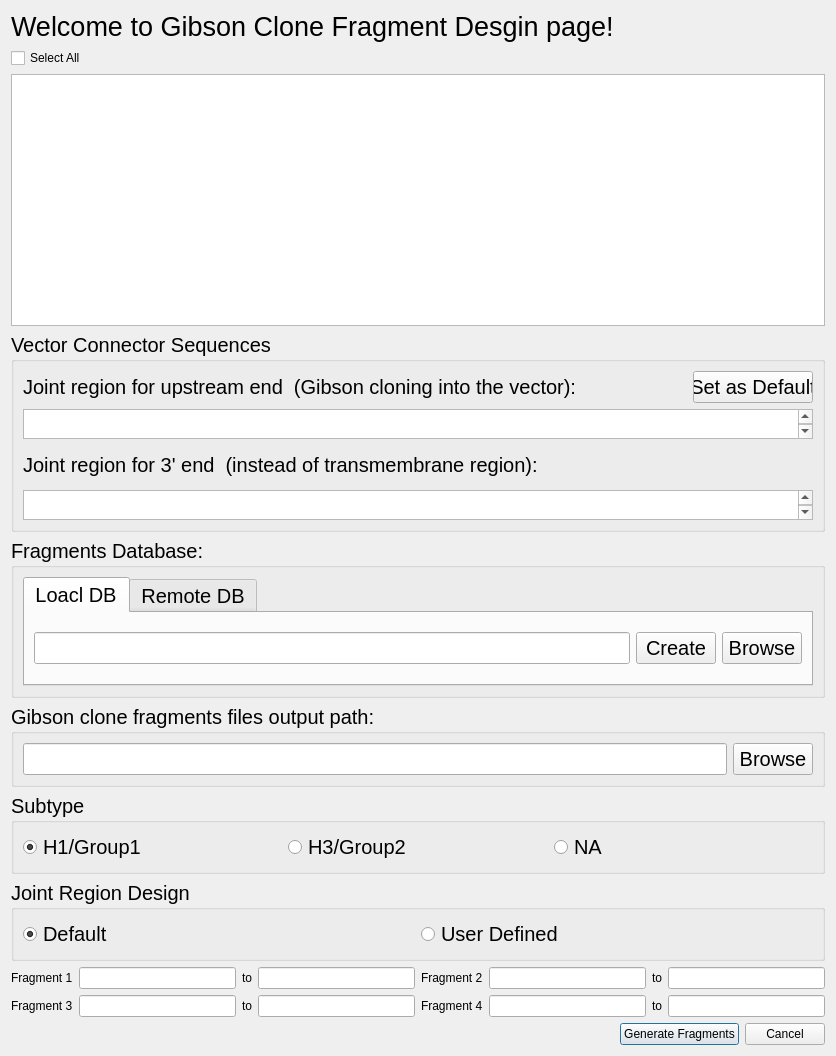
First picture: the form in gibsonclone.ui, repository WilsonImmunologyLab/Librator, before the edit.
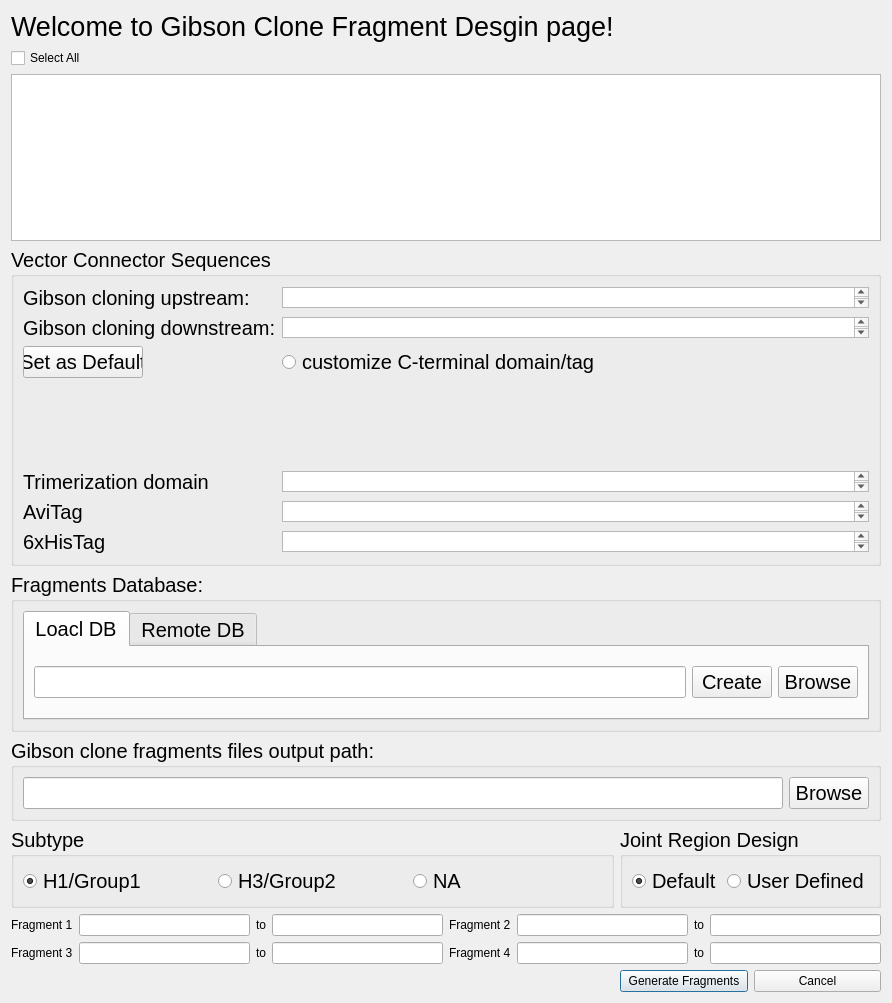
Second picture: the form after the edit. Icons and pictures are not drawn.

Commit message:
update C-terminal domain/tag setting
Now users can set their C-terminal domain/tag before generating Gibson cloneing fragments.

C-terminal domain/tag domain will be automatically attached to the end of the last gene fragment

```diff
--- a/gibsonclone.ui
+++ b/gibsonclone.ui
@@ -6,102 +6,26 @@
    <rect>
     <x>0</x>
     <y>0</y>
-    <width>715</width>
-    <height>1056</height>
+    <width>754</width>
+    <height>1003</height>
    </rect>
   </property>
   <property name="windowTitle">
    <string>Gibson Clone Fragments Design</string>
   </property>
   <layout class="QGridLayout" name="gridLayout_9">
-   <item row="0" column="0">
-    <widget class="QLabel" name="label">
-     <property name="font">
-      <font>
-       <pointsize>20</pointsize>
-      </font>
+   <item row="8" column="0">
+    <spacer name="horizontalSpacer">
+     <property name="orientation">
+      <enum>Qt::Horizontal</enum>
      </property>
-     <property name="text">
-      <string>Welcome to Gibson Clone Fragment Desgin page!</string>
-     </property>
-    </widget>
-   </item>
-   <item row="1" column="0">
-    <widget class="QCheckBox" name="checkBoxAll">
-     <property name="text">
-      <string>Select All</string>
-     </property>
-    </widget>
-   </item>
-   <item row="2" column="0" colspan="2">
-    <widget class="QTableWidget" name="selectionTable"/>
-   </item>
-   <item row="3" column="0" colspan="2">
-    <widget class="QGroupBox" name="groupBox_3">
-     <property name="maximumSize">
+     <property name="sizeHint" stdset="0">
       <size>
-       <width>16777215</width>
-       <height>200</height>
+       <width>462</width>
+       <height>20</height>
       </size>
      </property>
-     <property name="font">
-      <font>
-       <pointsize>15</pointsize>
-      </font>
-     </property>
-     <property name="title">
-      <string>Vector Connector Sequences</string>
-     </property>
-     <layout class="QGridLayout" name="gridLayout_6">
-      <item row="3" column="0" colspan="2">
-       <widget class="QTextEdit" name="jointDOWN">
-        <property name="maximumSize">
-         <size>
-          <width>16777215</width>
-          <height>30</height>
-         </size>
-        </property>
-       </widget>
-      </item>
-      <item row="1" column="0" colspan="2">
-       <widget class="QTextEdit" name="jointUP">
-        <property name="maximumSize">
-         <size>
-          <width>16777215</width>
-          <height>30</height>
-         </size>
-        </property>
-       </widget>
-      </item>
-      <item row="0" column="1">
-       <widget class="QPushButton" name="saveConnector">
-        <property name="maximumSize">
-         <size>
-          <width>120</width>
-          <height>16777215</height>
-         </size>
-        </property>
-        <property name="text">
-         <string>Set as Default</string>
-        </property>
-       </widget>
-      </item>
-      <item row="2" column="0">
-       <widget class="QLabel" name="label_5">
-        <property name="text">
-         <string>Joint region for 3' end  (instead of transmembrane region):</string>
-        </property>
-       </widget>
-      </item>
-      <item row="0" column="0">
-       <widget class="QLabel" name="label_3">
-        <property name="text">
-         <string>Joint region for upstream end  (Gibson cloning into the vector):</string>
-        </property>
-       </widget>
-      </item>
-     </layout>
-    </widget>
+    </spacer>
    </item>
    <item row="4" column="0" colspan="2">
     <widget class="QGroupBox" name="groupBox_4">
@@ -217,106 +141,26 @@
      </layout>
     </widget>
    </item>
-   <item row="5" column="0" colspan="2">
-    <widget class="QGroupBox" name="groupBox_5">
+   <item row="0" column="0">
+    <widget class="QLabel" name="label">
      <property name="font">
       <font>
-       <pointsize>15</pointsize>
+       <pointsize>20</pointsize>
       </font>
      </property>
-     <property name="title">
-      <string>Gibson clone fragments files output path:</string>
+     <property name="text">
+      <string>Welcome to Gibson Clone Fragment Desgin page!</string>
      </property>
-     <layout class="QGridLayout" name="gridLayout_8">
-      <item row="0" column="0">
-       <widget class="QLineEdit" name="outpath"/>
-      </item>
-      <item row="0" column="1">
-       <widget class="QPushButton" name="browse">
-        <property name="maximumSize">
-         <size>
-          <width>16777215</width>
-          <height>32</height>
-         </size>
-        </property>
-        <property name="text">
-         <string>Browse</string>
-        </property>
-       </widget>
-      </item>
-     </layout>
     </widget>
    </item>
-   <item row="6" column="0" colspan="2">
-    <widget class="QGroupBox" name="groupBox">
-     <property name="font">
-      <font>
-       <pointsize>15</pointsize>
-      </font>
+   <item row="1" column="0">
+    <widget class="QCheckBox" name="checkBoxAll">
+     <property name="text">
+      <string>Select All</string>
      </property>
-     <property name="title">
-      <string>Subtype</string>
-     </property>
-     <layout class="QGridLayout" name="gridLayout_5">
-      <item row="0" column="0">
-       <widget class="QRadioButton" name="radioButtonH1">
-        <property name="text">
-         <string>H1/Group1</string>
-        </property>
-        <property name="checked">
-         <bool>true</bool>
-        </property>
-       </widget>
-      </item>
-      <item row="0" column="1">
-       <widget class="QRadioButton" name="radioButtonH3">
-        <property name="text">
-         <string>H3/Group2</string>
-        </property>
-       </widget>
-      </item>
-      <item row="0" column="2">
-       <widget class="QRadioButton" name="radioButtonNA">
-        <property name="text">
-         <string>NA</string>
-        </property>
-       </widget>
-      </item>
-     </layout>
     </widget>
    </item>
    <item row="7" column="0" colspan="2">
-    <widget class="QGroupBox" name="groupBox_2">
-     <property name="font">
-      <font>
-       <pointsize>15</pointsize>
-      </font>
-     </property>
-     <property name="title">
-      <string>Joint Region Design</string>
-     </property>
-     <layout class="QGridLayout" name="gridLayout_4">
-      <item row="0" column="0">
-       <widget class="QRadioButton" name="radioButtonDefault">
-        <property name="text">
-         <string>Default</string>
-        </property>
-        <property name="checked">
-         <bool>true</bool>
-        </property>
-       </widget>
-      </item>
-      <item row="0" column="1">
-       <widget class="QRadioButton" name="radioButtonUser">
-        <property name="text">
-         <string>User Defined</string>
-        </property>
-       </widget>
-      </item>
-     </layout>
-    </widget>
-   </item>
-   <item row="8" column="0" colspan="2">
     <layout class="QGridLayout" name="gridLayout">
      <item row="0" column="5">
       <widget class="QLineEdit" name="F2_start">
@@ -432,7 +276,38 @@
      </item>
     </layout>
    </item>
-   <item row="9" column="1">
+   <item row="6" column="1">
+    <widget class="QGroupBox" name="groupBox_2">
+     <property name="font">
+      <font>
+       <pointsize>15</pointsize>
+      </font>
+     </property>
+     <property name="title">
+      <string>Joint Region Design</string>
+     </property>
+     <layout class="QGridLayout" name="gridLayout_4">
+      <item row="0" column="0">
+       <widget class="QRadioButton" name="radioButtonDefault">
+        <property name="text">
+         <string>Default</string>
+        </property>
+        <property name="checked">
+         <bool>true</bool>
+        </property>
+       </widget>
+      </item>
+      <item row="0" column="1">
+       <widget class="QRadioButton" name="radioButtonUser">
+        <property name="text">
+         <string>User Defined</string>
+        </property>
+       </widget>
+      </item>
+     </layout>
+    </widget>
+   </item>
+   <item row="8" column="1">
     <layout class="QHBoxLayout" name="horizontalLayout">
      <item>
       <widget class="QPushButton" name="yes">
@@ -453,6 +328,240 @@
      </item>
     </layout>
    </item>
+   <item row="2" column="0" colspan="2">
+    <widget class="QTableWidget" name="selectionTable">
+     <property name="minimumSize">
+      <size>
+       <width>0</width>
+       <height>150</height>
+      </size>
+     </property>
+    </widget>
+   </item>
+   <item row="5" column="0" colspan="2">
+    <widget class="QGroupBox" name="groupBox_5">
+     <property name="font">
+      <font>
+       <pointsize>15</pointsize>
+      </font>
+     </property>
+     <property name="title">
+      <string>Gibson clone fragments files output path:</string>
+     </property>
+     <layout class="QGridLayout" name="gridLayout_8">
+      <item row="0" column="0">
+       <widget class="QLineEdit" name="outpath"/>
+      </item>
+      <item row="0" column="1">
+       <widget class="QPushButton" name="browse">
+        <property name="maximumSize">
+         <size>
+          <width>16777215</width>
+          <height>32</height>
+         </size>
+        </property>
+        <property name="text">
+         <string>Browse</string>
+        </property>
+       </widget>
+      </item>
+     </layout>
+    </widget>
+   </item>
+   <item row="6" column="0">
+    <widget class="QGroupBox" name="groupBox">
+     <property name="font">
+      <font>
+       <pointsize>15</pointsize>
+      </font>
+     </property>
+     <property name="title">
+      <string>Subtype</string>
+     </property>
+     <layout class="QGridLayout" name="gridLayout_5">
+      <item row="0" column="1">
+       <widget class="QRadioButton" name="radioButtonH3">
+        <property name="text">
+         <string>H3/Group2</string>
+        </property>
+       </widget>
+      </item>
+      <item row="0" column="0">
+       <widget class="QRadioButton" name="radioButtonH1">
+        <property name="text">
+         <string>H1/Group1</string>
+        </property>
+        <property name="checked">
+         <bool>true</bool>
+        </property>
+       </widget>
+      </item>
+      <item row="0" column="2">
+       <widget class="QRadioButton" name="radioButtonNA">
+        <property name="text">
+         <string>NA</string>
+        </property>
+       </widget>
+      </item>
+     </layout>
+    </widget>
+   </item>
+   <item row="3" column="0" colspan="2">
+    <widget class="QGroupBox" name="groupBox_3">
+     <property name="maximumSize">
+      <size>
+       <width>16777215</width>
+       <height>2000</height>
+      </size>
+     </property>
+     <property name="font">
+      <font>
+       <pointsize>15</pointsize>
+      </font>
+     </property>
+     <property name="title">
+      <string>Vector Connector Sequences</string>
+     </property>
+     <layout class="QGridLayout" name="gridLayout_6">
+      <item row="0" column="0">
+       <widget class="QLabel" name="label_3">
+        <property name="text">
+         <string>Gibson cloning upstream:</string>
+        </property>
+       </widget>
+      </item>
+      <item row="0" column="1">
+       <widget class="QTextEdit" name="jointUP">
+        <property name="maximumSize">
+         <size>
+          <width>16777215</width>
+          <height>21</height>
+         </size>
+        </property>
+       </widget>
+      </item>
+      <item row="1" column="0">
+       <widget class="QLabel" name="label_5">
+        <property name="text">
+         <string>Gibson cloning downstream:</string>
+        </property>
+       </widget>
+      </item>
+      <item row="1" column="1">
+       <widget class="QTextEdit" name="jointDOWN">
+        <property name="maximumSize">
+         <size>
+          <width>16777215</width>
+          <height>21</height>
+         </size>
+        </property>
+       </widget>
+      </item>
+      <item row="2" column="0">
+       <widget class="QPushButton" name="saveConnector">
+        <property name="maximumSize">
+         <size>
+          <width>120</width>
+          <height>16777215</height>
+         </size>
+        </property>
+        <property name="layoutDirection">
+         <enum>Qt::LeftToRight</enum>
+        </property>
+        <property name="text">
+         <string>Set as Default</string>
+        </property>
+       </widget>
+      </item>
+      <item row="2" column="1">
+       <widget class="QRadioButton" name="CterminalRadioButton">
+        <property name="text">
+         <string>customize C-terminal domain/tag</string>
+        </property>
+       </widget>
+      </item>
+      <item row="3" column="0" colspan="2">
+       <widget class="QLabel" name="Piclabel">
+        <property name="minimumSize">
+         <size>
+          <width>0</width>
+          <height>80</height>
+         </size>
+        </property>
+        <property name="maximumSize">
+         <size>
+          <width>700</width>
+          <height>80</height>
+         </size>
+        </property>
+        <property name="text">
+         <string/>
+        </property>
+        <property name="pixmap">
+         <pixmap>Resources/Cterminaldomain.png</pixmap>
+        </property>
+        <property name="scaledContents">
+         <bool>true</bool>
+        </property>
+        <property name="alignment">
+         <set>Qt::AlignCenter</set>
+        </property>
+       </widget>
+      </item>
+      <item row="4" column="0">
+       <widget class="QLabel" name="label_1h">
+        <property name="text">
+         <string>Trimerization domain</string>
+        </property>
+       </widget>
+      </item>
+      <item row="4" column="1">
+       <widget class="QTextEdit" name="Trimerization">
+        <property name="maximumSize">
+         <size>
+          <width>16777215</width>
+          <height>21</height>
+         </size>
+        </property>
+       </widget>
+      </item>
+      <item row="5" column="0">
+       <widget class="QLabel" name="label_2h">
+        <property name="text">
+         <string>AviTag</string>
+        </property>
+       </widget>
+      </item>
+      <item row="5" column="1">
+       <widget class="QTextEdit" name="AviTag">
+        <property name="maximumSize">
+         <size>
+          <width>16777215</width>
+          <height>21</height>
+         </size>
+        </property>
+       </widget>
+      </item>
+      <item row="6" column="0">
+       <widget class="QLabel" name="label_3h">
+        <property name="text">
+         <string>6xHisTag</string>
+        </property>
+       </widget>
+      </item>
+      <item row="6" column="1">
+       <widget class="QTextEdit" name="SixHisTag">
+        <property name="maximumSize">
+         <size>
+          <width>16777215</width>
+          <height>21</height>
+         </size>
+        </property>
+       </widget>
+      </item>
+     </layout>
+    </widget>
+   </item>
   </layout>
  </widget>
  <resources/>
```
The commit also changes 11 other files.
